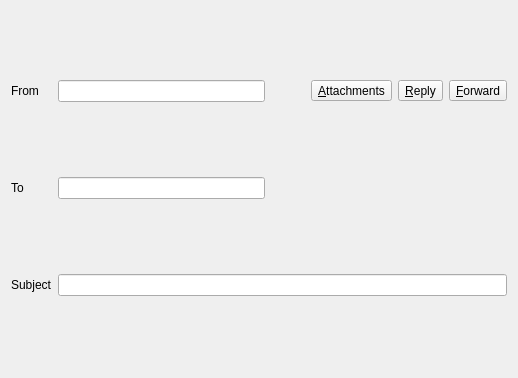
The window that src/librssguard-gmail/src/gui/emailpreviewer.ui (martinrotter/rssguard) describes before a commit, drawn with Qt 5.
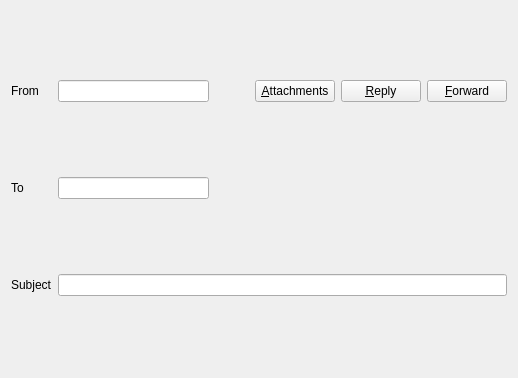
The same window after the commit.

Commit message: gmail push buttons instead of toolbuttons

Diff of the .ui file:
```diff
--- a/src/librssguard-gmail/src/gui/emailpreviewer.ui
+++ b/src/librssguard-gmail/src/gui/emailpreviewer.ui
@@ -47,36 +47,24 @@
       </spacer>
      </item>
      <item>
-      <widget class="QToolButton" name="m_btnAttachments">
+      <widget class="QPushButton" name="m_btnAttachments">
        <property name="text">
         <string>&amp;Attachments</string>
        </property>
-       <property name="popupMode">
-        <enum>QToolButton::InstantPopup</enum>
-       </property>
-       <property name="toolButtonStyle">
-        <enum>Qt::ToolButtonTextBesideIcon</enum>
-       </property>
       </widget>
      </item>
      <item>
-      <widget class="QToolButton" name="m_btnReply">
+      <widget class="QPushButton" name="m_btnReply">
        <property name="text">
         <string>&amp;Reply</string>
        </property>
-       <property name="toolButtonStyle">
-        <enum>Qt::ToolButtonTextBesideIcon</enum>
-       </property>
       </widget>
      </item>
      <item>
-      <widget class="QToolButton" name="m_btnForward">
+      <widget class="QPushButton" name="m_btnForward">
        <property name="text">
         <string>&amp;Forward</string>
        </property>
-       <property name="toolButtonStyle">
-        <enum>Qt::ToolButtonTextBesideIcon</enum>
-       </property>
       </widget>
      </item>
     </layout>
```
Left out of the diff: 2 changed lines with no effect on the pictures. The commit also changes 1 other file.
